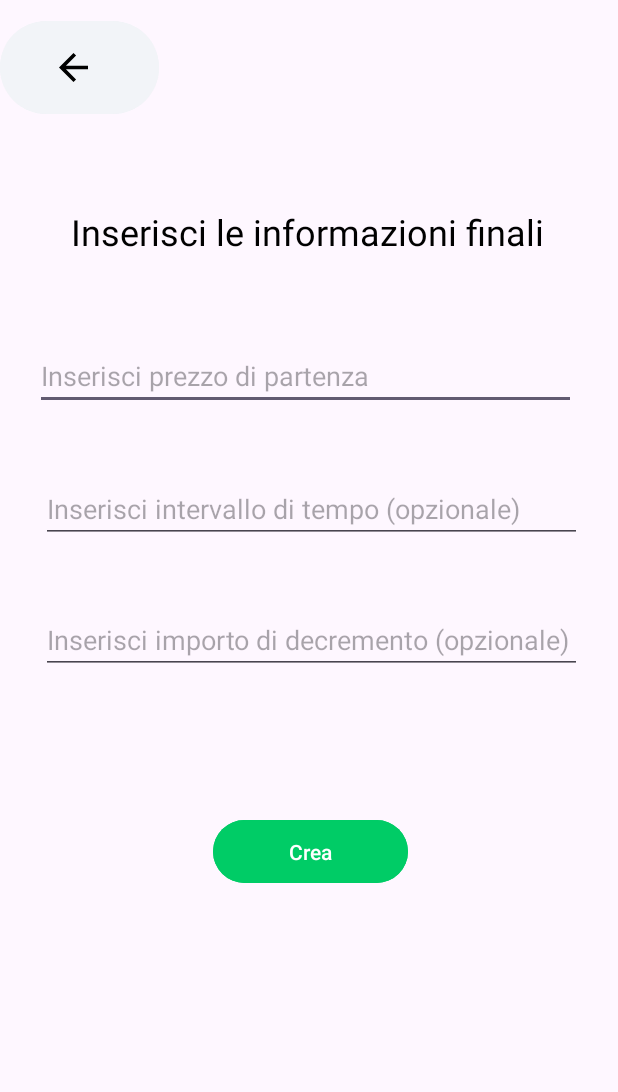
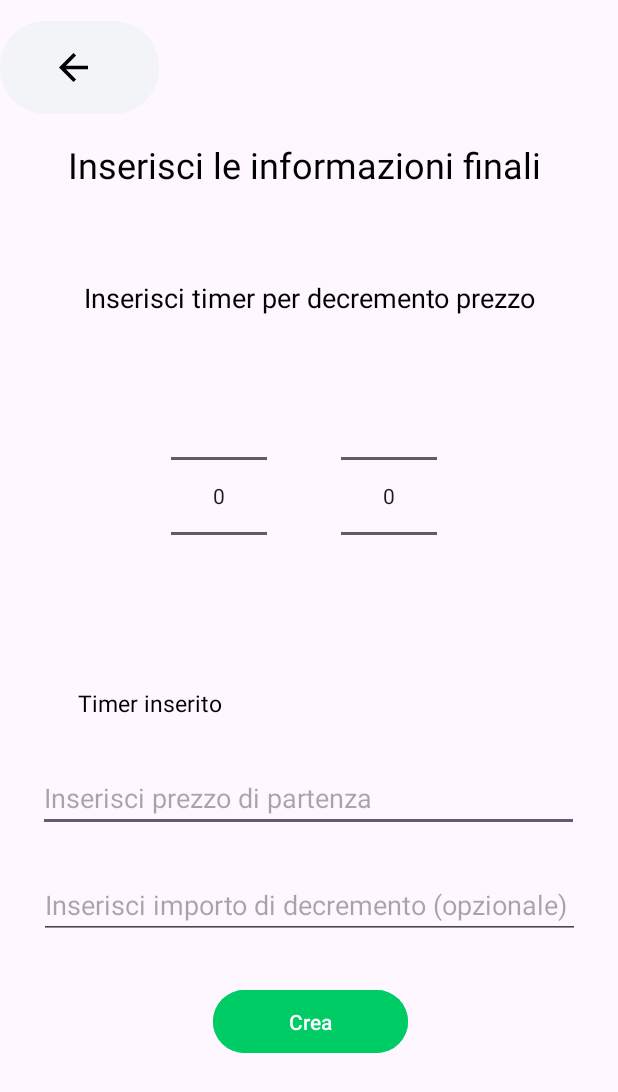
Before and after one commit to EmanueleGranillo/DietiDeals, an Android app: the CreaAstaRibassoActivity screen opened directly, with no data from a screen before it, on a phone screen of 412 x 824 dp. Shown: the top 1092 px of the screen. Run offline under Robolectric (Android 15) with nearby library versions, the phone set to English and light mode, and no system bars.

Commit message:
Calendar + time picker

```diff
--- a/app/src/main/java/com/example/dietideals24/activities/CreaAstaTempoFissoActivity.java
+++ b/app/src/main/java/com/example/dietideals24/activities/CreaAstaTempoFissoActivity.java
@@ -3,18 +3,44 @@ package com.example.dietideals24.activities;
 import androidx.appcompat.app.AppCompatActivity;
 
 import android.content.Intent;
+import android.os.Build;
 import android.os.Bundle;
 import android.view.View;
 import android.widget.Button;
+import android.widget.DatePicker;
+import android.widget.TextView;
 
 import com.example.dietideals24.R;
 
+import java.util.Calendar;
+import java.util.Locale;
+
 public class CreaAstaTempoFissoActivity extends AppCompatActivity {
+
+    private DatePicker datePicker;
+    private TextView textViewSelectedDate;
 
     @Override
     protected void onCreate(Bundle savedInstanceState) {
         super.onCreate(savedInstanceState);
         setContentView(R.layout.activity_create_asta_tf);
+
+        DatePicker datePicker = findViewById(R.id.datePicker);
+
+        // Imposta il limite inferiore del DatePicker alla data corrente
+        Calendar calendar = Calendar.getInstance();
+        datePicker.setMinDate(calendar.getTimeInMillis());
+
+        textViewSelectedDate = findViewById(R.id.textViewSelectedDate);
+
+        // Aggiungi un listener per gestire la selezione della data
+        if (Build.VERSION.SDK_INT >= Build.VERSION_CODES.O) {
+            datePicker.setOnDateChangedListener((view, year, monthOfYear, dayOfMonth) -> {
+                // Formatta la data selezionata e impostala nel TextView
+                String selectedDate = String.format(Locale.getDefault(), "%d-%02d-%02d", year, monthOfYear + 1, dayOfMonth);
+                textViewSelectedDate.setText("Data selezionata: " + selectedDate);
+            });
+        }
 
 
         Button backButtonAstaTF = findViewById(R.id.backButtonCreateAstaTF);
--- a/app/src/main/res/layout/activity_create_asta_ribasso.xml
+++ b/app/src/main/res/layout/activity_create_asta_ribasso.xml
@@ -29,49 +29,93 @@
         android:layout_alignParentStart="true"
         android:layout_alignParentTop="true"
         android:layout_alignParentEnd="true"
-        android:layout_marginStart="47dp"
-        android:layout_marginTop="138dp"
-        android:layout_marginEnd="46dp"
+        android:layout_marginStart="45dp"
+        android:layout_marginTop="93dp"
+        android:layout_marginEnd="48dp"
         android:text="Inserisci le informazioni finali"
         android:textColor="#000000"
         android:textSize="24dp" />
-
 
     <EditText
         android:id="@+id/editTextPrezzoDiPartenza"
         android:layout_width="359dp"
         android:layout_height="wrap_content"
-        android:layout_below="@id/textViewDateInsert"
+        android:layout_below="@id/textViewTimerInsertedRibasso"
         android:layout_alignParentStart="true"
         android:layout_alignParentEnd="true"
-        android:layout_marginStart="23dp"
-        android:layout_marginTop="57dp"
-        android:layout_marginEnd="28dp"
+        android:layout_marginStart="25dp"
+        android:layout_marginTop="30dp"
+        android:layout_marginEnd="26dp"
         android:hint="Inserisci prezzo di partenza"
         android:inputType="numberDecimal" />
 
+
+    <TextView
+        android:id="@+id/textViewInsertTimerRibasso"
+        android:layout_width="304dp"
+        android:layout_height="wrap_content"
+        android:layout_below="@id/textViewDateInsert"
+        android:layout_alignParentStart="true"
+        android:layout_alignParentTop="true"
+        android:layout_alignParentEnd="true"
+        android:layout_marginStart="56dp"
+        android:layout_marginTop="186dp"
+        android:layout_marginEnd="51dp"
+        android:text="Inserisci timer per decremento prezzo"
+        android:textColor="#000000"
+        android:textSize="18dp" />
+
+    <TextView
+        android:id="@+id/textViewTimerInsertedRibasso"
+        android:layout_width="304dp"
+        android:layout_height="wrap_content"
+        android:layout_below="@id/numberPickerHours"
+        android:layout_alignParentStart="true"
+        android:layout_alignParentTop="true"
+        android:layout_alignParentEnd="true"
+        android:layout_marginStart="52dp"
+        android:layout_marginTop="458dp"
+        android:layout_marginEnd="55dp"
+        android:text="Timer inserito "
+        android:textColor="#000000"
+        android:textSize="15dp" />
+
+    <NumberPicker
+        android:id="@+id/numberPickerHours"
+        android:layout_width="wrap_content"
+        android:layout_height="wrap_content"
+        android:layout_below="@id/textViewInsertTimerRibasso"
+        android:layout_alignParentStart="true"
+        android:layout_marginStart="114dp"
+        android:layout_marginTop="30dp"
+        android:layout_marginEnd="24dp"
+        android:layout_marginBottom="8dp"
+        android:max="23"
+        android:min="0" />
+
+    <NumberPicker
+        android:id="@+id/numberPickerMinutes"
+        android:layout_width="wrap_content"
+        android:layout_height="wrap_content"
+        android:layout_below="@id/textViewInsertTimerRibasso"
+        android:layout_marginStart="25dp"
+        android:layout_marginTop="30dp"
+        android:layout_marginEnd="24dp"
+        android:layout_marginBottom="24dp"
+        android:layout_toEndOf="@+id/numberPickerHours"
+        android:max="59"
+        android:min="0" />
+
     <EditText
-        android:id="@+id/intervalloDiTempoDecremento"
+        android:id="@+id/editTextSogliaDecremento"
         android:layout_width="359dp"
         android:layout_height="wrap_content"
         android:layout_below="@id/editTextPrezzoDiPartenza"
         android:layout_alignParentStart="true"
         android:layout_alignParentEnd="true"
-        android:layout_marginStart="27dp"
-        android:layout_marginTop="43dp"
-        android:layout_marginEnd="24dp"
-        android:hint="Inserisci intervallo di tempo (opzionale)" />
-
-    <EditText
-        android:id="@+id/editTextSogliaDecremento"
-        android:layout_width="359dp"
-        android:layout_height="wrap_content"
-        android:layout_below="@id/intervalloDiTempoDecremento"
-        android:layout_alignParentStart="true"
-        android:layout_alignParentEnd="true"
-        android:layout_marginStart="27dp"
-        android:layout_marginTop="42dp"
-        android:layout_marginEnd="24dp"
+        android:layout_marginStart="26dp"
+        android:layout_marginTop="26dp"
+        android:layout_marginEnd="25dp"
         android:hint="Inserisci importo di decremento (opzionale)" />
 
     <Button
@@ -81,7 +125,7 @@
         android:layout_below="@id/editTextSogliaDecremento"
         android:layout_alignParentEnd="true"
         android:layout_marginStart="33dp"
-        android:layout_marginTop="93dp"
+        android:layout_marginTop="30dp"
         android:layout_marginEnd="140dp"
         android:backgroundTint="#00CC66"
         android:text="Crea" />
--- a/app/src/main/res/layout/activity_create_asta_tf.xml
+++ b/app/src/main/res/layout/activity_create_asta_tf.xml
@@ -49,15 +49,29 @@
         android:calendarViewShown="false"
         android:datePickerMode="spinner" />
 
+
+    <TextView
+        android:id="@+id/textViewSelectedDate"
+        android:layout_width="253dp"
+        android:layout_height="43dp"
+        android:layout_below="@id/datePicker"
+        android:layout_alignParentStart="true"
+        android:layout_marginStart="80dp"
+        android:layout_marginTop="10dp"
+        android:text="data selezionata:"
+        android:textColor="#000000"
+        android:textSize="19dp" />
+
+
     <EditText
         android:id="@+id/editTextPrice"
         android:layout_width="359dp"
         android:layout_height="wrap_content"
-        android:layout_below="@id/datePicker"
+        android:layout_below="@id/textViewSelectedDate"
         android:layout_alignParentStart="true"
         android:layout_alignParentEnd="true"
-        android:layout_marginStart="26dp"
-        android:layout_marginTop="47dp"
+        android:layout_marginStart="25dp"
+        android:layout_marginTop="25dp"
         android:layout_marginEnd="26dp"
         android:hint="Inserisci prezzo di partenza"
         android:inputType="numberDecimal" />
@@ -70,12 +84,11 @@
         android:layout_below="@id/editTextPrice"
         android:layout_alignParentStart="true"
         android:layout_alignParentEnd="true"
-        android:layout_marginStart="27dp"
-        android:layout_marginTop="45dp"
-        android:layout_marginEnd="24dp"
+        android:layout_marginStart="25dp"
+        android:layout_marginTop="24dp"
+        android:layout_marginEnd="26dp"
         android:hint="Inserisci soglia minima prodotto"
         android:inputType="numberDecimal" />
-
 
     <Button
         android:id="@+id/creaButtonAstaTF"
```
